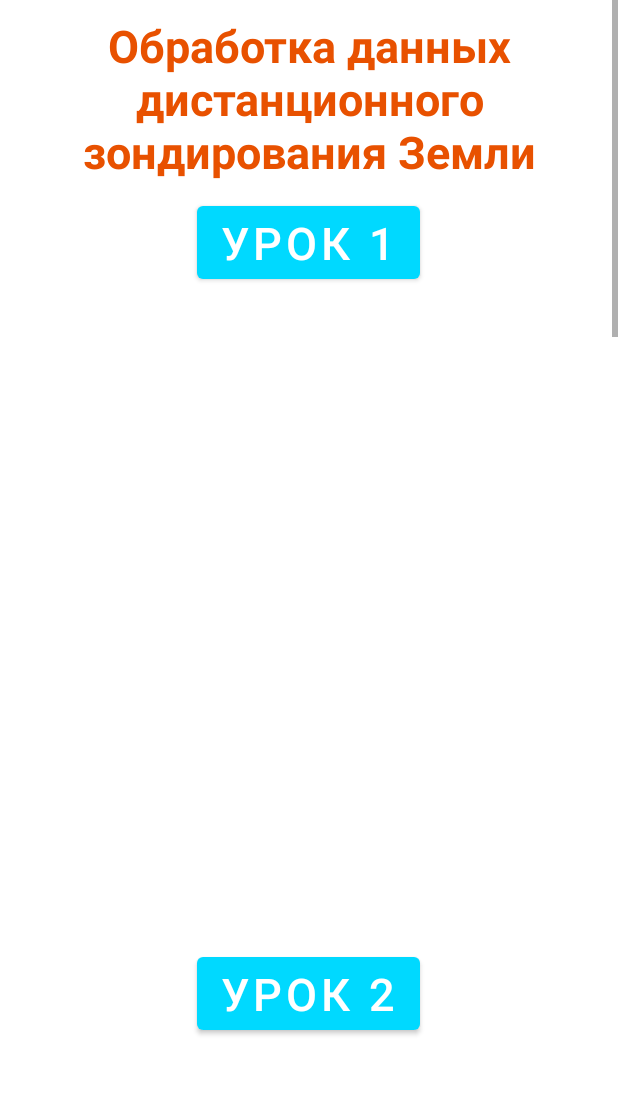
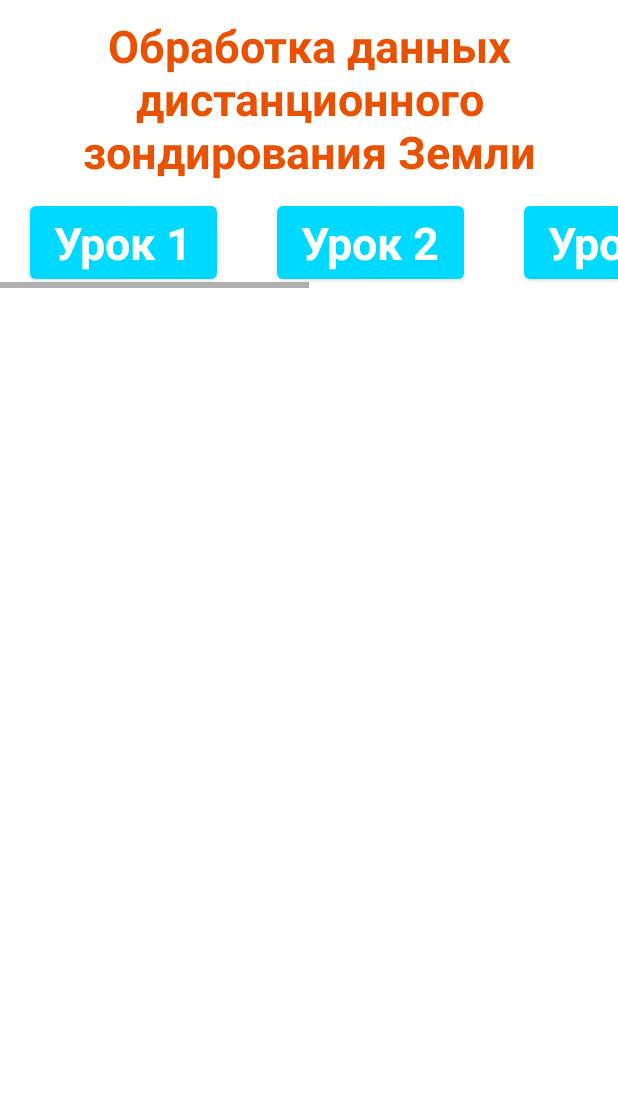
Before and after one commit to RATTER95292/Extarnal_piloting, an Android app: the processingFragment screen opened through its navigation route, on a phone screen of 412 x 824 dp, the part 84-1179 px from its top. Run offline under Robolectric (Android 15) with nearby library versions, the light colour scheme and no system bars; our stand-ins replace navigation-ui.

Commit message:
mbklljk,nk.,,nknklhjbkbjhgfjvgh.vvh

```diff
--- a/app/src/main/java/com/example/extarnal_piloting/pilot_kvaFragment.java
+++ b/app/src/main/java/com/example/extarnal_piloting/pilot_kvaFragment.java
@@ -69,21 +69,15 @@ public class pilot_kvaFragment extends Fragment {
         WebClient webViewClient = new WebClient();
 
         WebView sborka = (WebView) getView().findViewById(R.id.sborka2);
-        WebView parashut = (WebView) getView().findViewById(R.id.parashut2);
         WebView plan = (WebView) getView().findViewById(R.id.plan2);
 
         String video1 = "https://youtu.be/VHLuAjPhY5g";
-        String video2 = "https://youtu.be/BxuvOp4MLqo";
         String video3 = "https://youtu.be/gJREURn_vws";
 
 
         sborka.getSettings().setJavaScriptEnabled(true);
         sborka.setWebViewClient(webViewClient);
         sborka.loadUrl(video1);
-
-        parashut.getSettings().setJavaScriptEnabled(true);
-        parashut.setWebViewClient(webViewClient);
-        parashut.loadUrl(video2);
 
         plan.getSettings().setJavaScriptEnabled(true);
         plan.setWebViewClient(webViewClient);
--- a/app/src/main/java/com/example/extarnal_piloting/processingFragment.java
+++ b/app/src/main/java/com/example/extarnal_piloting/processingFragment.java
@@ -1,10 +1,12 @@
 package com.example.extarnal_piloting;
 
 import android.annotation.SuppressLint;
+import android.content.Intent;
 import android.os.Bundle;
 
 import androidx.fragment.app.Fragment;
 
+import android.view.ContentInfo;
 import android.view.LayoutInflater;
 import android.view.View;
 import android.view.ViewGroup;
@@ -22,6 +24,8 @@ public class processingFragment extends Fragment {
     // the fragment initialization parameters, e.g. ARG_ITEM_NUMBER
     private static final String ARG_PARAM1 = "param1";
     private static final String ARG_PARAM2 = "param2";
+
+
 
     // TODO: Rename and change types of parameters
     private String mParam1;
@@ -62,6 +66,8 @@ public class processingFragment extends Fragment {
     @Override
     public View onCreateView(LayoutInflater inflater, ViewGroup container,
                              Bundle savedInstanceState) {
+
+
         return inflater.inflate(R.layout.fragment_processing, container, false);}
 
     public void onViewCreated (View view, Bundle savedInstanceState){
@@ -103,11 +109,61 @@ public class processingFragment extends Fragment {
         processing5.setWebViewClient(webViewClient);
         processing5.loadUrl(video5);
 
-        processing2.setVisibility(View.INVISIBLE);
-        processing3.setVisibility(View.INVISIBLE);
-        processing4.setVisibility(View.INVISIBLE);
-        processing5.setVisibility(View.INVISIBLE);
+        processing1.setVisibility(View.GONE);
+        processing2.setVisibility(View.GONE);
+        processing3.setVisibility(View.GONE);
+        processing4.setVisibility(View.GONE);
+        processing5.setVisibility(View.GONE);
+
+/*
+        //Bundle arguments = getIntent().getExtras();
+        int lesson = arguments.getInt(MainActivity.CHOISES);
+
+
+
+        if (lesson == 1) {
+
+            processing1.setVisibility(View.VISIBLE);
+            processing2.setVisibility(View.GONE);
+            processing3.setVisibility(View.GONE);
+            processing4.setVisibility(View.GONE);
+            processing5.setVisibility(View.GONE);
+
+        }else if (lesson == 2){
+
+            processing1.setVisibility(View.GONE);
+            processing2.setVisibility(View.VISIBLE);
+            processing3.setVisibility(View.GONE);
+            processing4.setVisibility(View.GONE);
+            processing5.setVisibility(View.GONE);
+
+        }else if (lesson == 3){
+
+            processing1.setVisibility(View.GONE);
+            processing2.setVisibility(View.GONE);
+            processing3.setVisibility(View.VISIBLE);
+            processing4.setVisibility(View.GONE);
+            processing5.setVisibility(View.GONE);
+
+        }else if (lesson == 4){
+
+            processing1.setVisibility(View.GONE);
+            processing2.setVisibility(View.GONE);
+            processing3.setVisibility(View.GONE);
+            processing4.setVisibility(View.VISIBLE);
+            processing5.setVisibility(View.GONE);
+
+        }else if(lesson == 5){
+
+            processing1.setVisibility(View.GONE);
+            processing2.setVisibility(View.GONE);
+            processing3.setVisibility(View.GONE);
+            processing4.setVisibility(View.GONE);
+            processing5.setVisibility(View.VISIBLE);
+
+        }*/
     }
+
 
     public class WebClient extends WebViewClient {
         @Override
@@ -115,4 +171,6 @@ public class processingFragment extends Fragment {
             return false;
         }
     }
+
+
 }
--- a/app/src/main/res/layout/fragment_pilot_kva.xml
+++ b/app/src/main/res/layout/fragment_pilot_kva.xml
@@ -30,10 +30,6 @@
                 style="@style/MyWebView"/>
 
             <WebView
-                android:id="@+id/parashut2"
-                style="@style/MyWebView"/>
-
-            <WebView
                 android:id="@+id/plan2"
                 style="@style/MyWebView"/>
 
--- a/app/src/main/res/layout/fragment_processing.xml
+++ b/app/src/main/res/layout/fragment_processing.xml
@@ -3,9 +3,7 @@
     xmlns:tools="http://schemas.android.com/tools"
     android:layout_width="match_parent"
     android:layout_height="match_parent"
-    tools:context=".processingFragment"
-    android:fastScrollEnabled="true"
-    android:fastScrollAlwaysVisible="true">
+    tools:context=".processingFragment">
 
 
     <ScrollView
@@ -28,52 +26,65 @@
                 android:textColor="@color/orange"
                 android:textStyle="bold"/>
 
-            <Button
-                android:layout_width="wrap_content"
-                android:layout_height="wrap_content"
-                android:text="@string/processing1"
-                android:textSize="30sp"/>
+            <HorizontalScrollView
+                android:layout_width="match_parent"
+                android:layout_height="wrap_content">
+
+                <LinearLayout
+                    android:layout_width="match_parent"
+                    android:layout_height="wrap_content"
+                    android:orientation="horizontal">
+
+                <Button
+                    android:id="@+id/lesson1"
+                    android:text="@string/processing1"
+                    style="@style/MyButton"
+                    android:onClick="ClickLesson"/>
+
+                    <Button
+                        android:id="@+id/lesson2"
+                        style="@style/MyButton"
+                        android:text="@string/processing2"
+                        android:onClick="ClickLesson"/>
+
+                    <Button
+                        android:id="@+id/lesson3"
+                        android:text="@string/processing3"
+                        style="@style/MyButton"
+                        android:onClick="ClickLesson"/>
+
+                    <Button
+                        android:id="@+id/lesson4"
+                        android:text="@string/processing4"
+                        style="@style/MyButton"
+                        android:onClick="ClickLesson"/>
+
+                    <Button
+                        android:id="@+id/lesson5"
+                        android:text="@string/processing5"
+                        style="@style/MyButton"
+                        android:onClick="ClickLesson"/>
+
+                </LinearLayout>
+
+            </HorizontalScrollView>
 
             <WebView
                 android:id="@+id/video1"
                 style="@style/MyWebView" />
 
-            <Button
-                android:layout_width="wrap_content"
-                android:layout_height="wrap_content"
-                android:text="@string/processing2"
-                android:textSize="30sp"/>
-
             <WebView
                 android:id="@+id/video2"
                 style="@style/MyWebView"/>
-
-            <Button
-                android:layout_width="wrap_content"
-                android:layout_height="wrap_content"
-                android:text="@string/processing3"
-                android:textSize="30sp"/>
 
             <WebView
                 android:id="@+id/video3"
                 style="@style/MyWebView"/>
 
-            <Button
-                android:layout_width="wrap_content"
-                android:layout_height="wrap_content"
-                android:text="@string/processing4"
-                android:textSize="30sp"/>
-
             <WebView
                 android:id="@+id/video4"
                 style="@style/MyWebView"
                 android:layout_margin="15dp"/>
-
-            <Button
-                android:layout_width="wrap_content"
-                android:layout_height="wrap_content"
-                android:text="@string/processing5"
-                android:textSize="30sp"/>
 
             <WebView
                 android:id="@+id/video5"
--- a/app/src/main/res/values/themes.xml
+++ b/app/src/main/res/values/themes.xml
@@ -1,3 +1,4 @@
+<?xml version="1.0" encoding="utf-8"?>
 <resources xmlns:tools="http://schemas.android.com/tools">
     <!-- Base application theme. -->
     <style name="Theme.Extarnal_piloting" parent="Theme.MaterialComponents.DayNight.NoActionBar">
@@ -21,5 +22,12 @@
         <item name="android:layout_margin">20dp</item>
     </style>
 
+    <style name="MyButton" parent="Theme.MaterialComponents.DayNight.NoActionBar">
+        <item name="android:layout_height">wrap_content</item>
+        <item name="android:layout_width">wrap_content</item>
+        <item name="android:textSize">30sp</item>
+        <item name="android:textStyle">bold</item>
+        <item name="android:layout_marginHorizontal" tools:targetApi="o">20dp</item>
+    </style>
 
 </resources>
```
Also changed, not shown: app/src/main/java/com/example/extarnal_piloting/MainActivity.java (+30 -4 lines), app/src/main/res/layout/fragment_documentation.xml (+8 -8 lines), app/src/main/res/layout/fragment_question.xml (+16 -0 lines), app/src/main/res/drawable-v24/telegram.png (added), app/src/main/res/drawable-v24/vk.png (added).
